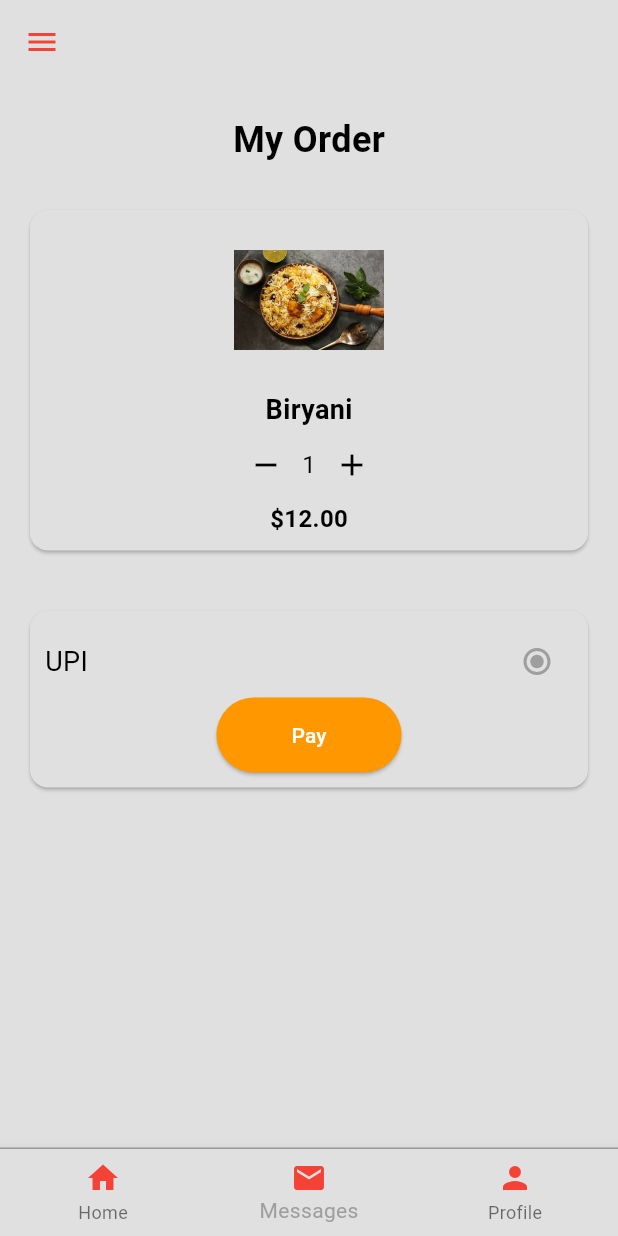
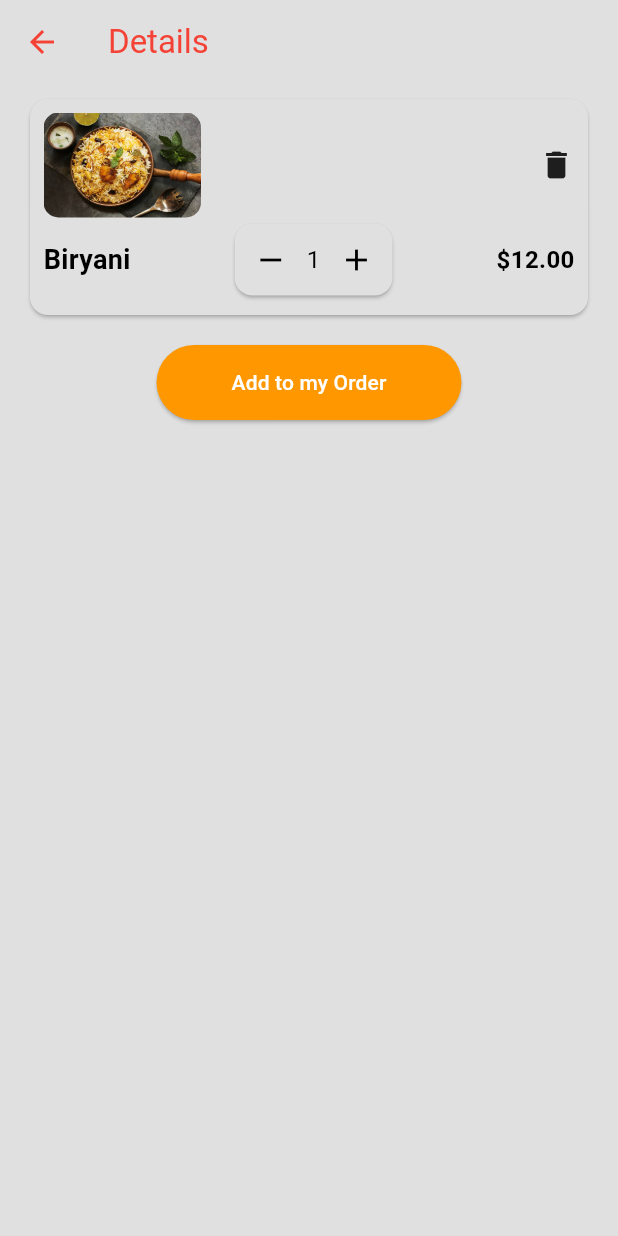
Before and after one commit to amanSin1/Canteen_app, a Flutter app: the screen it shows once a user with an empty profile is signed in, after a tap on "Biryani", on a phone screen of 412 x 824 dp. Run offline on Flutter 3.47's test engine with Material 3 defaults, Android fonts, the phone set to English and light mode, and no system bars; our stand-ins replace cloud_firestore, firebase_auth, firebase_core, get; accounts and stored records are empty.

```diff
--- /dev/null
+++ b/lib/model/order.dart
@@ -0,0 +1,13 @@
+class Order {
+  String cardTitle;
+  String cardImagePath;
+  double price;
+  int quantity;
+
+  Order({
+    required this.cardTitle,
+    required this.cardImagePath,
+    required this.price,
+    this.quantity = 1,
+  });
+}
--- /dev/null
+++ b/lib/pages/cart_page.dart
@@ -0,0 +1,21 @@
+import 'package:canteen_app/pages/product.dart';
+import 'package:flutter/material.dart';
+
+class CartPage extends StatelessWidget {
+  const CartPage({super.key});
+
+  @override
+  Widget build(BuildContext context) {
+    return  Scaffold(
+      appBar: AppBar(
+        title: const Text("Orders"),
+      ),
+      body: ListView.builder(
+        itemCount: products.length,
+          itemBuilder:(context,index){
+
+          }
+      ),
+    );
+  }
+}
--- /dev/null
+++ b/lib/pages/details_page.dart
@@ -0,0 +1,142 @@
+import 'package:flutter/material.dart';
+
+class DetailsPage extends StatefulWidget {
+  final String cardTitle;
+  final String cardImagePath;
+  final double price;
+
+  DetailsPage({
+    super.key,
+    required this.cardTitle,
+    required this.cardImagePath,
+    required this.price,
+  });
+
+  @override
+  _DetailsPageState createState() => _DetailsPageState();
+}
+
+class _DetailsPageState extends State<DetailsPage> {
+  int quantity = 1;
+  late double totalPrice;
+
+  @override
+  void initState() {
+    super.initState();
+    totalPrice = widget.price;
+  }
+
+  void _incrementQuantity() {
+    setState(() {
+      quantity++;
+      totalPrice = widget.price * quantity;
+    });
+  }
+
+  void _decrementQuantity() {
+    if (quantity > 1) {
+      setState(() {
+        quantity--;
+        totalPrice = widget.price * quantity;
+      });
+    }
+  }
+
+  void _add() {
+    // Implement your pay functionality here
+    ScaffoldMessenger.of(context).showSnackBar(
+      const SnackBar(content: Text('Added to cart Successfully!')),
+    );
+  }
+
+  @override
+  Widget build(BuildContext context) {
+    return Scaffold(
+      appBar: AppBar(
+        title: Text("Details"),
+        backgroundColor: Colors.transparent,
+        foregroundColor: Colors.red,
+        elevation: 0,
+      ),
+      body: SingleChildScrollView(
+        child: Column(
+          children: [
+            Card(
+              margin: EdgeInsets.symmetric(horizontal: 20, vertical: 10),
+              child: Padding(
+                padding: const EdgeInsets.all(9.0),
+                child: Column(
+                  children: [
+                    Row(
+                      children: [
+                        ClipRRect(
+                          borderRadius: BorderRadius.circular(10.0),
+                          child: Image.asset(
+                            widget.cardImagePath,
+                            height: 70,
+                          ),
+                        ),
+                        Spacer(),
+                        Icon(Icons.delete),
+                      ],
+                    ),
+                    Row(
+                      mainAxisAlignment: MainAxisAlignment.spaceBetween,
+                      children: [
+                        Text(
+                          widget.cardTitle,
+                          style: TextStyle(
+                              fontSize: 18, fontWeight: FontWeight.bold),
+                        ),
+                        Card(
+                          child: Row(
+                            children: [
+                              IconButton(
+                                icon: Icon(Icons.remove),
+                                onPressed: _decrementQuantity,
+                              ),
+                              Text(
+                                '$quantity',
+                                style: TextStyle(fontSize: 16),
+                              ),
+                              IconButton(
+                                icon: Icon(Icons.add),
+                                onPressed: _incrementQuantity,
+                              ),
+                            ],
+                          ),
+                        ),
+                        Text(
+                          '\$${totalPrice.toStringAsFixed(2)}',
+                          style: TextStyle(
+                              fontSize: 16, fontWeight: FontWeight.bold),
+                        ),
+                      ],
+                    ),
+                  ],
+                ),
+              ),
+            ),
+            Padding(
+              padding: EdgeInsets.all(10),
+              child: Column(
+                children: [
+                  ElevatedButton(
+                    onPressed: _add,
+                    child: Text('Add to my Order'),
+                    style: ElevatedButton.styleFrom(
+                      foregroundColor: Colors.white,
+                      backgroundColor: Colors.orange,
+                      padding: EdgeInsets.symmetric(
+                          horizontal: 50, vertical: 15),
+                    ),
+                  ),
+                ],
+              ),
+            ),
+          ],
+        ),
+      ),
+    );
+  }
+}
--- a/lib/pages/main_page.dart
+++ b/lib/pages/main_page.dart
@@ -2,23 +2,12 @@ import 'package:firebase_auth/firebase_auth.dart';
 import 'package:flutter/material.dart';
 
 import '../model/my_drawer.dart';
+import 'cart_page.dart';
 import 'menu_page.dart';
-import 'messages_page.dart';
 import 'profile_page.dart';
 
 class MainPage extends StatefulWidget {
-  final int initialIndex;
-  final String cardTitle;
-  final String cardImagePath;
-  final double price;
-
-  const MainPage({
-    super.key,
-    this.initialIndex = 0,
-    this.cardTitle = '',
-    this.cardImagePath = '',
-    this.price = 0,
-  });
+  const MainPage({super.key});
 
   @override
   _MainPageState createState() => _MainPageState();
@@ -26,24 +15,16 @@ class MainPage extends StatefulWidget {
 
 class _MainPageState extends State<MainPage> {
   final user = FirebaseAuth.instance.currentUser;
-  late int selectedIndex;
+  late int selectedIndex = 0;
 
   @override
   void initState() {
     super.initState();
-    selectedIndex = widget.initialIndex;
-    if (selectedIndex == 1 && widget.cardTitle.isNotEmpty) {
-      _pages[1] = MessagesPage(
-        cardTitle: widget.cardTitle,
-        cardImagePath: widget.cardImagePath,
-        price: widget.price,
-      );
-    }
   }
 
   static final List<Widget> _pages = <Widget>[
     const MenuPage(),
-    MessagesPage(cardTitle: '', cardImagePath: '',price: 0,),
+    const CartPage(),
     const ProfilePage(),
   ];
 
@@ -53,7 +34,7 @@ class _MainPageState extends State<MainPage> {
     });
   }
 
-  signOut() async {
+  Future<void> signOut() async {
     await FirebaseAuth.instance.signOut();
   }
 
@@ -71,7 +52,7 @@ class _MainPageState extends State<MainPage> {
         children: _pages,
       ),
       bottomNavigationBar: Container(
-        decoration: BoxDecoration(
+        decoration: const BoxDecoration(
           border: Border(
             top: BorderSide(color: Colors.grey, width: 1.0),
           ),
@@ -82,15 +63,15 @@ class _MainPageState extends State<MainPage> {
           items: const [
             BottomNavigationBarItem(
               icon: Icon(Icons.home, color: Colors.red),
-              label: 'Home',
+              label: '',
             ),
             BottomNavigationBarItem(
-              icon: Icon(Icons.mail, color: Colors.red),
-              label: 'Messages',
+              icon: Icon(Icons.shopping_cart, color: Colors.red),
+              label: '',
             ),
             BottomNavigationBarItem(
               icon: Icon(Icons.person, color: Colors.red),
-              label: 'Profile',
+              label: '',
             ),
           ],
         ),
--- a/lib/pages/menu_page.dart
+++ b/lib/pages/menu_page.dart
@@ -1,3 +1,4 @@
+import 'package:canteen_app/pages/details_page.dart';
 import 'package:canteen_app/pages/product.dart';
 import 'package:firebase_auth/firebase_auth.dart';
 import 'package:flutter/material.dart';
@@ -18,8 +19,7 @@ class _MenuPageState extends State<MenuPage> {
 
   void navigateToMessagesPage(String title, String imagePath, double price) {
     Navigator.of(context).push(MaterialPageRoute(
-      builder: (context) => MainPage(
-        initialIndex: 1,
+      builder: (context) => DetailsPage(
         cardTitle: title,
         cardImagePath: imagePath,
         price: price,
--- a/lib/pages/messages_page.dart
+++ /dev/null
@@ -1,143 +0,0 @@
-import 'package:flutter/material.dart';
-
-class MessagesPage extends StatefulWidget {
-  final String cardTitle;
-  final String cardImagePath;
-  final double price;
-
-  MessagesPage({
-    super.key,
-    required this.cardTitle,
-    required this.cardImagePath,
-    required this.price,
-  });
-
-  @override
-  _MessagesPageState createState() => _MessagesPageState();
-}
-
-class _MessagesPageState extends State<MessagesPage> {
-  int quantity = 1;
-  late double totalPrice;
-
-  @override
-  void initState() {
-    super.initState();
-    totalPrice = widget.price;
-  }
-
-  void _incrementQuantity() {
-    setState(() {
-      quantity++;
-      totalPrice = widget.price * quantity;
-    });
-  }
-
-  void _decrementQuantity() {
-    if (quantity > 1) {
-      setState(() {
-        quantity--;
-        totalPrice = widget.price * quantity;
-      });
-    }
-  }
-
-  void _pay() {
-    // Implement your pay functionality here
-    ScaffoldMessenger.of(context).showSnackBar(
-      const SnackBar(content: Text('Payment Successful!')),
-    );
-  }
-
-  @override
-  Widget build(BuildContext context) {
-    return SingleChildScrollView(
-      child: Column(
-        mainAxisAlignment: MainAxisAlignment.start,
-        children: [
-          SizedBox(height: 20),
-          Text(
-            "My Order",
-            style: TextStyle(fontSize: 24, fontWeight: FontWeight.bold),
-          ),
-          SizedBox(height: 20),
-          Card(
-            margin: EdgeInsets.symmetric(horizontal: 20, vertical: 10),
-            child: Padding(
-              padding: EdgeInsets.all(10),
-              child: Column(
-                children: [
-                  Image.asset(
-                    widget.cardImagePath,
-                    height: 100.0,
-                    width: 100.0,
-                  ),
-                  SizedBox(height: 10),
-
-                  Text(
-                    widget.cardTitle,
-                    style: TextStyle(fontSize: 18, fontWeight: FontWeight.bold),
-                  ),
-                  Row(
-                    mainAxisAlignment: MainAxisAlignment.center,
-                    children: [
-                      IconButton(
-                        icon: Icon(Icons.remove),
-                        onPressed: _decrementQuantity,
-                      ),
-                      Text(
-                        '$quantity',
-                        style: TextStyle(fontSize: 16),
-                      ),
-                      IconButton(
-                        icon: Icon(Icons.add),
-                        onPressed: _incrementQuantity,
-                      ),
-                    ],
-                  ),
-                  Text(
-                    '\$${totalPrice.toStringAsFixed(2)}',
-                    style: TextStyle(fontSize: 16, fontWeight: FontWeight.bold),
-                  ),
-                ],
-              ),
-            ),
-          ),
-          SizedBox(height: 20),
-          Card(
-            margin: EdgeInsets.symmetric(horizontal: 20, vertical: 10),
-            child: Padding(
-              padding: EdgeInsets.all(10),
-              child: Column(
-                children: [
-                  Row(
-                    children: [
-                      Text(
-                        "UPI",
-                        style: TextStyle(fontSize: 18),
-                      ),
-                      Spacer(),
-                      Radio(
-                        value: true,
-                        groupValue: true,
-                        onChanged: (value) {},
-                      ),
-                    ],
-                  ),
-                  ElevatedButton(
-                    onPressed: _pay,
-                    child: Text('Pay'),
-                    style: ElevatedButton.styleFrom(
-                      foregroundColor: Colors.white, backgroundColor: Colors.orange,
-                      padding: EdgeInsets.symmetric(horizontal: 50, vertical: 15),
-                    ),
-                  ),
-                ],
-              ),
-            ),
-          ),
-        ],
-      ),
-    );
-  }
-}
```
